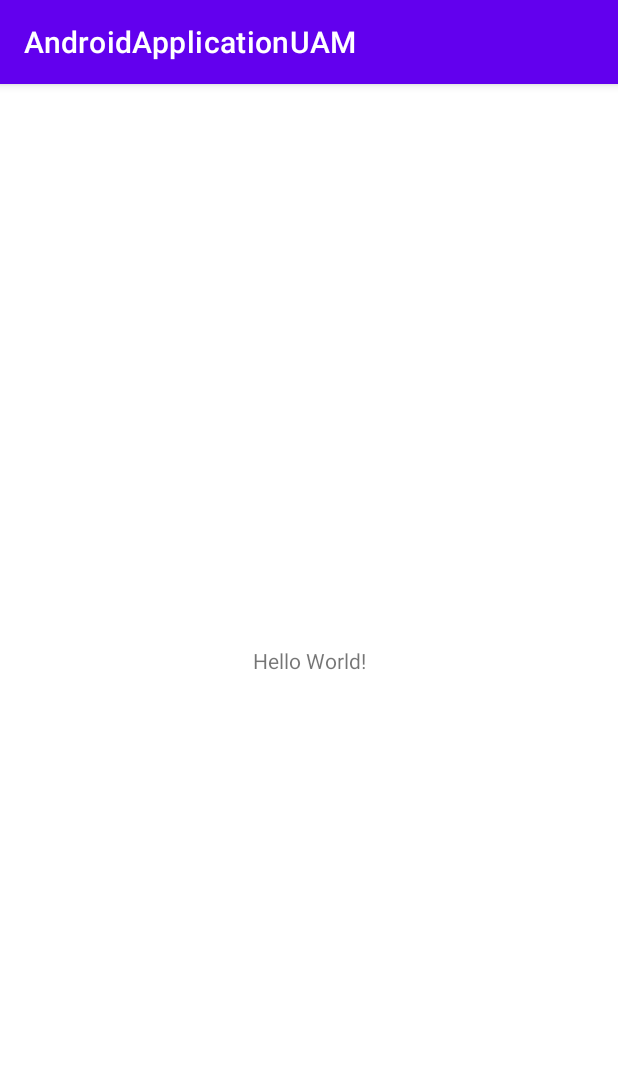
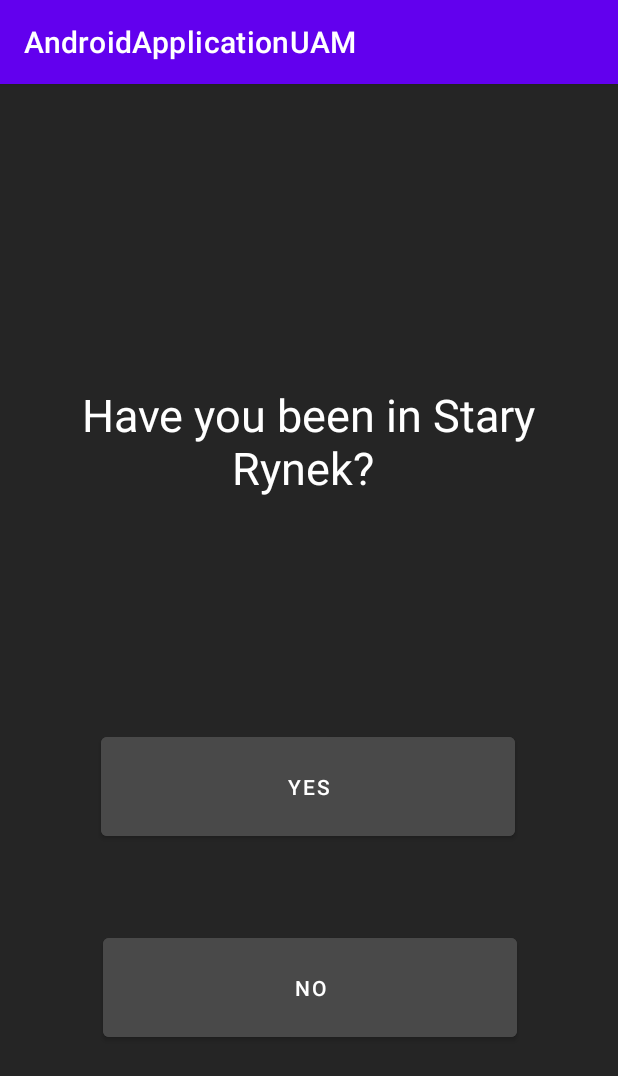
Before and after one commit to AlbertoBtt/AndroidStyleProject, an Android app: the screen it shows after launch (MainActivity), on a phone screen of 412 x 824 dp. Shown: the top 1076 px of the screen. Run offline under Robolectric (Android 15) with nearby library versions, the phone set to English and light mode, and no system bars.

Commit message:
Primera Página

```diff
--- a/app/src/main/res/layout/activity_main.xml
+++ b/app/src/main/res/layout/activity_main.xml
@@ -4,15 +4,45 @@
     xmlns:tools="http://schemas.android.com/tools"
     android:layout_width="match_parent"
     android:layout_height="match_parent"
+    android:background="#252525"
     tools:context=".MainActivity">
 
     <TextView
-        android:layout_width="wrap_content"
-        android:layout_height="wrap_content"
-        android:text="Hello World!"
-        app:layout_constraintBottom_toBottomOf="parent"
-        app:layout_constraintLeft_toLeftOf="parent"
-        app:layout_constraintRight_toRightOf="parent"
+        android:id="@+id/textView"
+        android:layout_width="386dp"
+        android:layout_height="173dp"
+        android:layout_marginTop="200dp"
+        android:text="Have you been in Stary Rynek? "
+        android:textAlignment="center"
+        android:textAppearance="@style/TextAppearance.AppCompat.Large"
+        android:textColor="#FFFFFF"
+        android:textSize="30sp"
+        app:layout_constraintEnd_toEndOf="parent"
+        app:layout_constraintHorizontal_bias="0.497"
+        app:layout_constraintStart_toStartOf="parent"
         app:layout_constraintTop_toTopOf="parent" />
 
+    <Button
+        android:id="@+id/BotonYes"
+        android:layout_width="276dp"
+        android:layout_height="78dp"
+        android:layout_marginTop="56dp"
+        android:backgroundTint="#494949"
+        android:text="YES"
+        app:layout_constraintEnd_toEndOf="parent"
+        app:layout_constraintHorizontal_bias="0.496"
+        app:layout_constraintStart_toStartOf="parent"
+        app:layout_constraintTop_toBottomOf="@+id/textView" />
+
+    <Button
+        android:id="@+id/BotonNo"
+        android:layout_width="276dp"
+        android:layout_height="78dp"
+        android:layout_marginTop="56dp"
+        android:backgroundTint="#494949"
+        android:text="No"
+        app:layout_constraintEnd_toEndOf="parent"
+        app:layout_constraintHorizontal_bias="0.503"
+        app:layout_constraintStart_toStartOf="parent"
+        app:layout_constraintTop_toBottomOf="@+id/BotonYes" />
 </androidx.constraintlayout.widget.ConstraintLayout>
```
